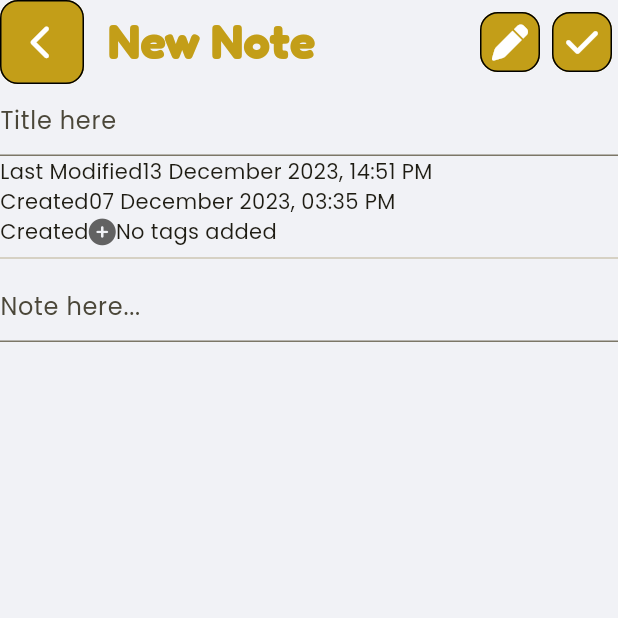
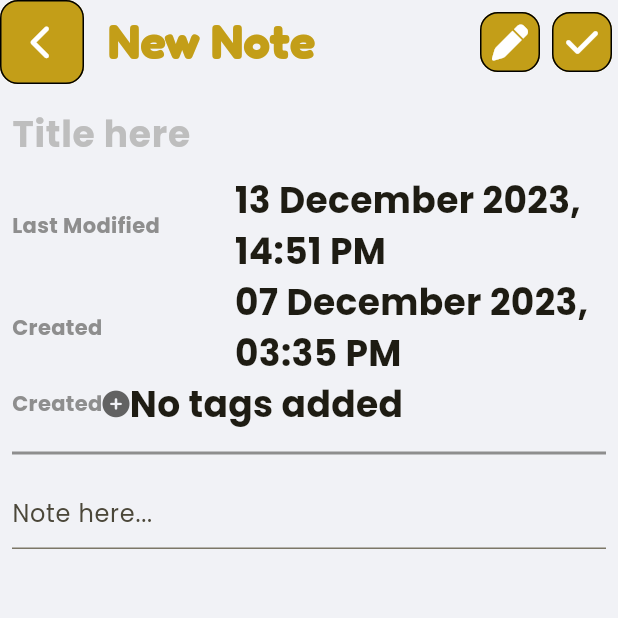
Before and after one commit to RafaelDella/AwesomeNotes, a Flutter app: the NewOrEditNotePage screen opened directly, on a phone screen of 412 x 824 dp, the top half of it. Run offline on Flutter 3.47's test engine with Material 3 defaults, Android fonts, the phone set to English and light mode, and no system bars; our stand-ins replace font_awesome_flutter.

Commit message:
layout (new_edit_page) finished

```diff
--- a/awesome_notes/lib/Pages/main_page.dart
+++ b/awesome_notes/lib/Pages/main_page.dart
@@ -1,5 +1,5 @@
 import 'package:awesome_notes/Pages/new_or_edit_note_page.dart';
-import 'package:awesome_notes/Widgets/NoteIconButtonOutlined.dart';
+import 'package:awesome_notes/Widgets/note_icon_button_outlined.dart';
 import 'package:awesome_notes/Widgets/note_icon_button.dart';
 import 'package:awesome_notes/core/constants.dart';
 import 'package:awesome_notes/Widgets/note_fab.dart';
@@ -42,7 +42,7 @@ class _MainPageState extends State<MainPage> {
           Navigator.push(
             context,
             MaterialPageRoute(
-              builder: (context) => NewOrEditNotePage(),
+              builder: (context) => const NewOrEditNotePage(),
             ),
           );
         },
--- a/awesome_notes/lib/Pages/new_or_edit_note_page.dart
+++ b/awesome_notes/lib/Pages/new_or_edit_note_page.dart
@@ -1,5 +1,6 @@
-import 'package:awesome_notes/Widgets/NoteIconButtonOutlined.dart';
+import 'package:awesome_notes/Widgets/note_icon_button_outlined.dart';
 import 'package:awesome_notes/Widgets/note_icon_button.dart';
+import 'package:awesome_notes/core/constants.dart';
 import 'package:flutter/material.dart';
 import 'package:font_awesome_flutter/font_awesome_flutter.dart';
 
@@ -17,29 +18,32 @@ class _NewOrEditNotePageState extends State<NewOrEditNotePage> {
       appBar: AppBar(
         leading: NoteIconButtonOutlined(
             icon: FontAwesomeIcons.chevronLeft, onPressed: () {}),
-        title: Text("New Note"),
+        title: const Text("New Note"),
         actions: [
           NoteIconButtonOutlined(icon: FontAwesomeIcons.pen, onPressed: () {}),
           NoteIconButtonOutlined(
               icon: FontAwesomeIcons.check, onPressed: () {}),
         ],
       ),
-      body: Column(
+      body: Padding(
+        padding: const EdgeInsets.all(8.0),
+        child: Column(
           children: [
-          TextField(
-            decoration: InputDecoration(hintText: "Title here"),
+            const TextField(
+              decoration: InputDecoration(hintText: "Title here", border: InputBorder.none, hintStyle: TextStyle(color: gray300)),
+              style: TextStyle(fontSize: 24, fontWeight: FontWeight.bold),
             ),
-          Row(
+            const Row(
               children: [
-              Text("Last Modified"),
-              Text("13 December 2023, 14:51 PM")
+                Expanded(flex: 3, child: Text("Last Modified", style: TextStyle(fontWeight: FontWeight.bold, color: gray500),)),
+                Expanded(flex: 5, child: Text("13 December 2023, 14:51 PM", style: TextStyle(fontSize: 24, fontWeight: FontWeight.bold),))
                 ]
               ),
 
-          Row(
+            const Row(
               children: [
-              Text("Created"),
-              Text("07 December 2023, 03:35 PM")
+                Expanded(flex: 3, child: Text("Created", style: TextStyle(fontWeight: FontWeight.bold, color: gray500))),
+                Expanded(flex: 5, child: Text("07 December 2023, 03:35 PM", style: TextStyle(fontSize: 24, fontWeight: FontWeight.bold)))
                 ]
               ),
 
@@ -47,17 +51,21 @@ class _NewOrEditNotePageState extends State<NewOrEditNotePage> {
               children: [
                 Row(
                   children: [
-                  Text("Created"),
+                    const Text("Created", style: TextStyle(fontWeight: FontWeight.bold, color: gray500)),
                     NoteIconButton(icon: FontAwesomeIcons.circlePlus, size: 18, onPressed: (){})
                   ],
                 ),
-              Text("No tags added")
+                const Text("No tags added", style: TextStyle(fontSize: 24, fontWeight: FontWeight.bold))
                 ]
               ),
-          Divider(),
-          TextField(decoration: InputDecoration(hintText: "Note here..."),
+            Padding(
+              padding: const EdgeInsets.symmetric(vertical: 8.0),
+              child: const Divider(color: gray500, thickness: 2,),
+            ),
+            const TextField(decoration: InputDecoration(hintText: "Note here..."),
             ),
           ],
+        ),
       ),
     );
   }
--- a/awesome_notes/lib/Widgets/NoteIconButtonOutlined.dart
+++ b/awesome_notes/lib/Widgets/note_icon_button_outlined.dart
@@ -1,4 +1,3 @@
-
 import 'package:awesome_notes/core/constants.dart';
 import 'package:flutter/material.dart';
 import 'package:font_awesome_flutter/font_awesome_flutter.dart';
```
Lines whose indentation alone changed are shown as unchanged.
